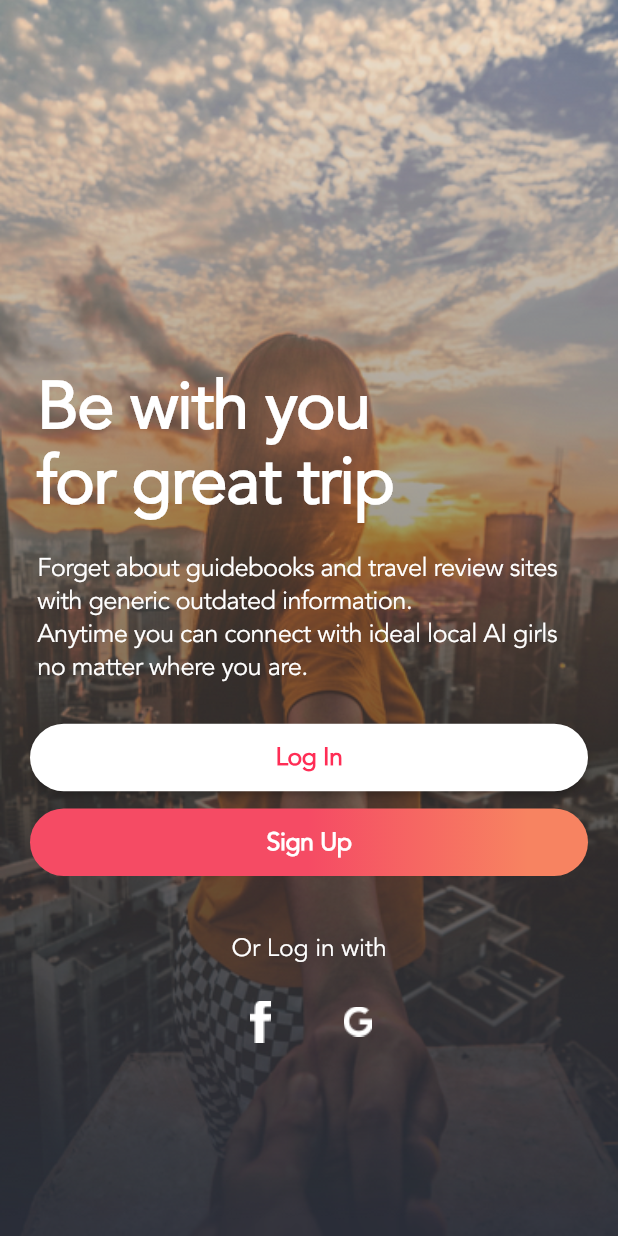
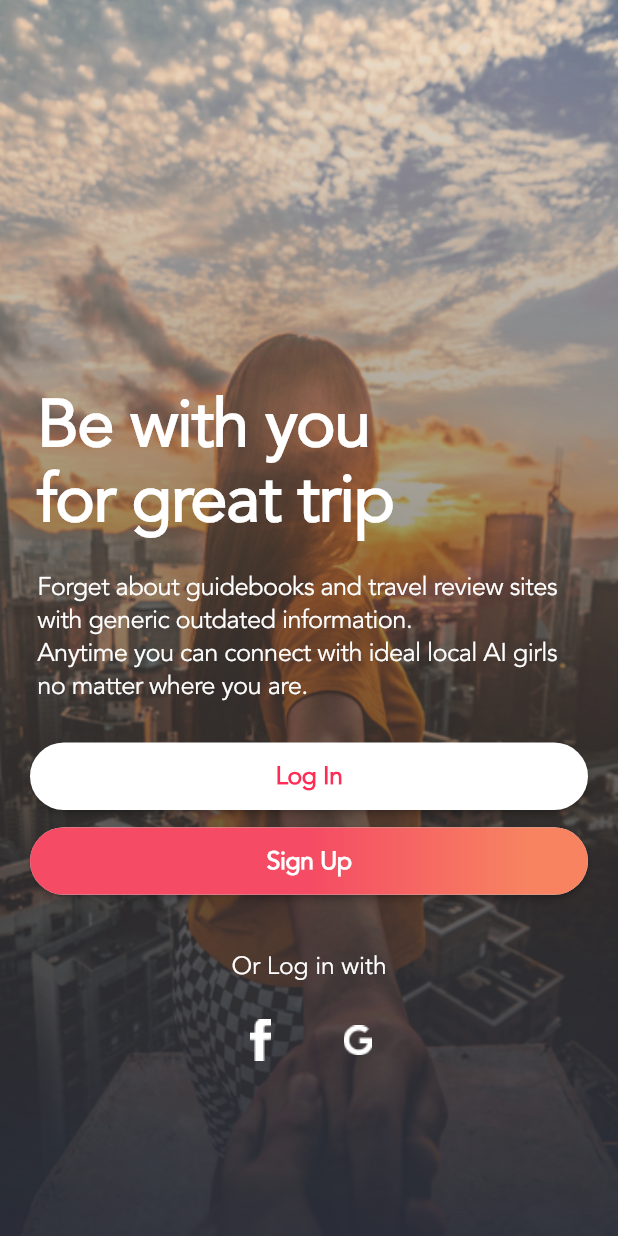
Before and after one commit to tatjapan/project_julia_ai, a Flutter app: the screen it shows after launch, on a phone screen of 412 x 824 dp. Run offline on Flutter 3.47's test engine with Material 2 defaults, Android fonts, the phone set to English and light mode, and no system bars.

Commit message:
Fixed custom gradient button

```diff
--- a/lib/common_widgets/custom_gradient_button.dart
+++ b/lib/common_widgets/custom_gradient_button.dart
@@ -1,7 +1,5 @@
 import 'package:flutter/material.dart';
-import 'package:project_julia_ai/values/colors.dart';
 import 'package:project_julia_ai/values/gradients.dart';
-import 'package:project_julia_ai/values/radii.dart';
 
 class CustomGradientButton extends StatelessWidget {
   CustomGradientButton({
@@ -15,19 +13,25 @@ class CustomGradientButton extends StatelessWidget {
   @override
   Widget build(BuildContext context) {
     return Container(
-      padding: EdgeInsets.all(10.0),
       height: 45.0,
-      decoration: BoxDecoration(
-        gradient: Gradients.primaryGradient,
-        borderRadius: BorderRadius.all(
-          Radius.circular(25.0),
+      child: RaisedButton(
+        onPressed: onPressed,
+        shape: RoundedRectangleBorder(
+          borderRadius: BorderRadius.all(
+            Radius.circular(25.0),
+          ),
         ),
-      ),
-      child: Material(
-        color: Colors.transparent,
-        child: InkWell(
-          onTap: onPressed,
-          child: Center(
+        padding: EdgeInsets.all(0.0),
+        child: Ink(
+          decoration: BoxDecoration(
+            gradient: Gradients.primaryGradient,
+            borderRadius: BorderRadius.all(
+              Radius.circular(25.0),
+            ),
+          ),
+          child: Container(
+            padding: EdgeInsets.all(10.0),
+            alignment: Alignment.center,
             child: child,
           ),
         ),
--- a/lib/welcome_widget/welcome_widget.dart
+++ b/lib/welcome_widget/welcome_widget.dart
@@ -36,7 +36,12 @@ class WelcomeWidget extends StatelessWidget {
             height: 120.0,
           ),
           Container(
-            padding: EdgeInsets.all(5.0),
+            padding: EdgeInsets.only(
+              top: 30.0,
+              left: 5.0,
+              right: 5.0,
+              bottom: 5.0,
+            ),
             child: Text(
               "Be with you \nfor great trip",
               textAlign: TextAlign.left,
```
